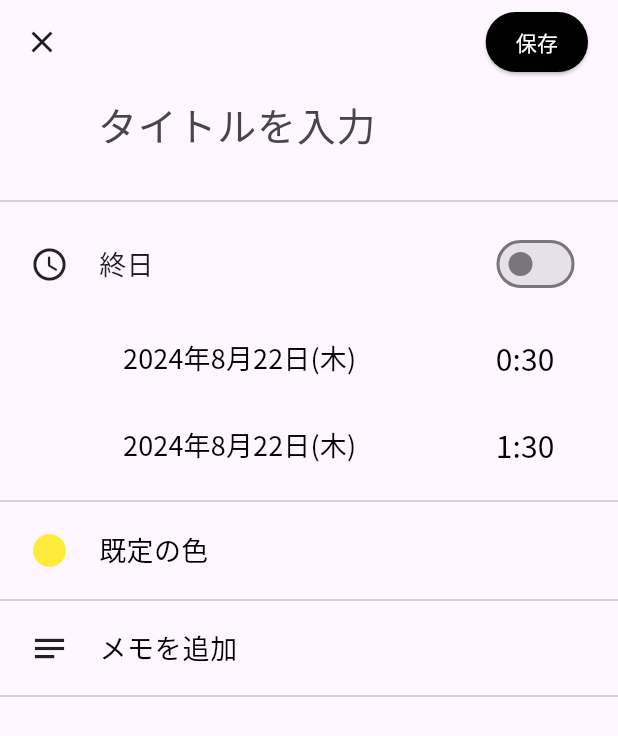
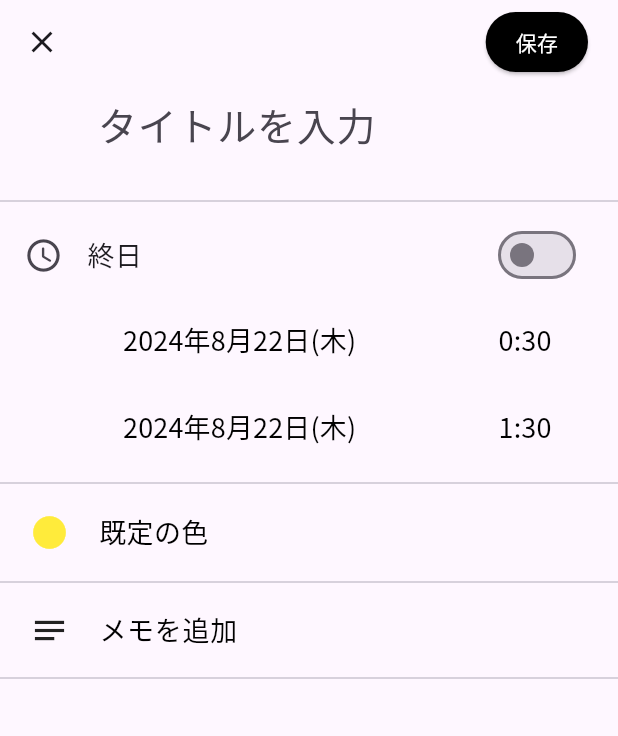
Before and after one commit to Ferret-Missle/CalendarApp, a Flutter app: the EventAddPage screen opened directly, on a phone screen of 412 x 824 dp. Shown: the top 736 px of the screen. Run offline on Flutter 3.47's test engine with Material 3 defaults, Android fonts, the phone set to English and light mode, and no system bars; our stand-ins replace table_calendar.

Commit message:
0816-0232
Signed-off-by: shosan <shosan.918@gmail.com>

```diff
--- a/lib/eventEdit.dart
+++ b/lib/eventEdit.dart
@@ -87,11 +87,16 @@ class _EventAddPageState extends State<EventAddPage> {
               child: Text(
                 '保存',
                 style: TextStyle(
-                  color: Colors.white,
+                  color: Theme.of(context).brightness == Brightness.dark
+                      ? Colors.black
+                      : Colors.white,
                 ),
               ),
               style: ElevatedButton.styleFrom(
-                  backgroundColor: Colors.black,
+                  backgroundColor:
+                      Theme.of(context).brightness == Brightness.dark
+                          ? Colors.white
+                          : Colors.black,
                   // shape: RoundedRectangleBorder(
                   //   borderRadius: BorderRadius.circular(5),
                   // ),
@@ -126,27 +131,21 @@ class _EventAddPageState extends State<EventAddPage> {
             ),
           ),
           Divider(),
-          Padding(
-            padding: EdgeInsets.symmetric(vertical: 10),
-            child: Row(
-              children: [
-                Padding(
-                  padding: const EdgeInsets.only(left: 20, right: 20),
-                  child: Icon(
+          Container(
+            width: double.infinity,
+            child: ListTile(
+              leading: Icon(
                 Icons.access_time_rounded,
                 size: 26,
               ),
-                ),
-                Text(
+              title: Text(
                 '終日',
                 style: TextStyle(
                   fontSize: 18,
+                  fontWeight: FontWeight.w500,
                 ),
               ),
-                Spacer(),
-                Padding(
-                  padding: EdgeInsets.only(right: 25),
-                  child: Switch(
+              trailing: Switch(
                 value: isOn,
                 onChanged: (bool? value) {
                   if (value != null) {
@@ -155,13 +154,59 @@ class _EventAddPageState extends State<EventAddPage> {
                     });
                   }
                 },
-                    activeColor: Colors.white,
-                    activeTrackColor: Colors.black,
+                activeColor: Theme.of(context).brightness == Brightness.dark
+                    ? Colors.black
+                    : Colors.white,
+                activeTrackColor:
+                    Theme.of(context).brightness == Brightness.dark
+                        ? Colors.white
+                        : Colors.black,
               ),
             ),
-              ],
           ),
-          ),
+
+          // Padding(
+          //   padding: EdgeInsets.symmetric(vertical: 10),
+          //   child: Row(
+          //     children: [
+          //       Padding(
+          //         padding: const EdgeInsets.only(left: 20, right: 20),
+          //         child: Icon(
+          //           Icons.access_time_rounded,
+          //           size: 26,
+          //         ),
+          //       ),
+          //       Text(
+          //         '終日',
+          //         style: TextStyle(
+          //           fontSize: 18,
+          //           fontWeight: FontWeight.w500,
+          //         ),
+          //       ),
+          //       Spacer(),
+          //       Padding(
+          //         padding: EdgeInsets.only(right: 25),
+          //         child: Switch(
+          //           value: isOn,
+          //           onChanged: (bool? value) {
+          //             if (value != null) {
+          //               setState(() {
+          //                 isOn = value;
+          //               });
+          //             }
+          //           },
+          //           activeColor: Theme.of(context).brightness == Brightness.dark
+          //               ? Colors.black
+          //               : Colors.white,
+          //           activeTrackColor:
+          //               Theme.of(context).brightness == Brightness.dark
+          //                   ? Colors.white
+          //                   : Colors.black,
+          //         ),
+          //       ),
+          //     ],
+          //   ),
+          // ),
           Padding(
             padding: EdgeInsets.symmetric(vertical: 5),
             child: Row(children: [
@@ -173,7 +218,9 @@ class _EventAddPageState extends State<EventAddPage> {
                     style: TextStyle(
                       fontSize: 18,
                       fontWeight: FontWeight.w400,
-                      color: Colors.black,
+                      color: Theme.of(context).brightness == Brightness.dark
+                          ? Colors.white
+                          : Colors.black,
                     ),
                   ),
                   onPressed: () {},
@@ -191,9 +238,11 @@ class _EventAddPageState extends State<EventAddPage> {
                     child: Text(
                       '0:30',
                       style: TextStyle(
-                        fontSize: 20,
+                        fontSize: 18,
                         fontWeight: FontWeight.w400,
-                        color: Colors.black,
+                        color: Theme.of(context).brightness == Brightness.dark
+                            ? Colors.white
+                            : Colors.black,
                       ),
                     ),
                     onPressed: () {},
@@ -212,7 +261,9 @@ class _EventAddPageState extends State<EventAddPage> {
                     style: TextStyle(
                       fontSize: 18,
                       fontWeight: FontWeight.w400,
-                      color: Colors.black,
+                      color: Theme.of(context).brightness == Brightness.dark
+                          ? Colors.white
+                          : Colors.black,
                     ),
                   ),
                   onPressed: () {},
@@ -228,9 +279,11 @@ class _EventAddPageState extends State<EventAddPage> {
                     child: Text(
                       '1:30',
                       style: TextStyle(
-                        fontSize: 20,
+                        fontSize: 18,
                         fontWeight: FontWeight.w400,
-                        color: Colors.black,
+                        color: Theme.of(context).brightness == Brightness.dark
+                            ? Colors.white
+                            : Colors.black,
                       ),
                     ),
                     onPressed: () {},
@@ -260,7 +313,9 @@ class _EventAddPageState extends State<EventAddPage> {
                       style: TextStyle(
                         fontSize: 18,
                         fontWeight: FontWeight.w400,
-                        color: Colors.black,
+                        color: Theme.of(context).brightness == Brightness.dark
+                            ? Colors.white
+                            : Colors.black,
                       ),
                     ),
                   ),
@@ -283,7 +338,9 @@ class _EventAddPageState extends State<EventAddPage> {
                   style: TextStyle(
                     fontSize: 18,
                     fontWeight: FontWeight.w400,
-                    color: Colors.black,
+                    color: Theme.of(context).brightness == Brightness.dark
+                        ? Colors.white
+                        : Colors.black,
                   ),
                   decoration: InputDecoration(
                     border: InputBorder.none,
@@ -291,7 +348,9 @@ class _EventAddPageState extends State<EventAddPage> {
                     hintStyle: TextStyle(
                       fontSize: 18,
                       fontWeight: FontWeight.w400,
-                      color: Colors.black,
+                      color: Theme.of(context).brightness == Brightness.dark
+                          ? Colors.white
+                          : Colors.black,
                     ),
                   ),
                 ),
```
Lines whose indentation alone changed are shown as unchanged.
